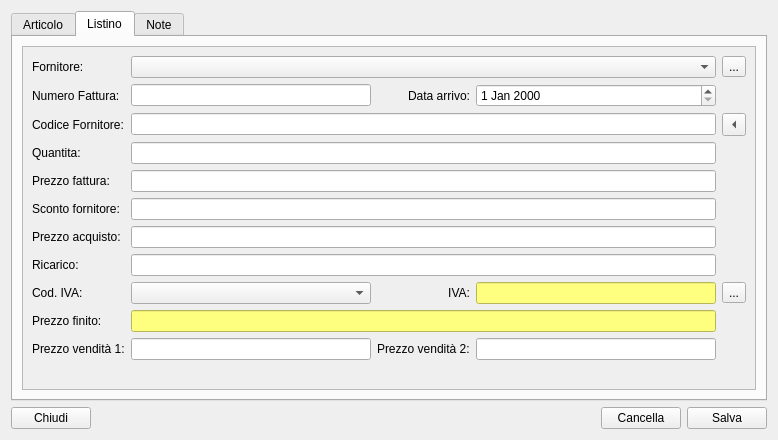
Above: moduleMagazzino/articolodialog.ui from kvsd/Gestionale before the change. Below: the same form after it.
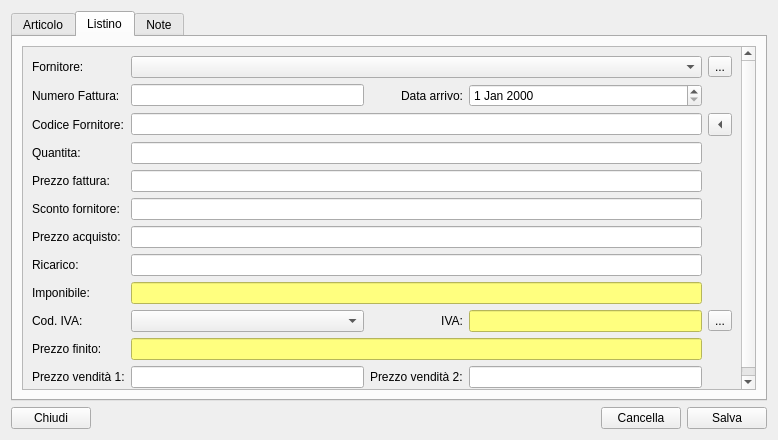
That is the form after the change. The open tabs and pages were chosen to show the change.

Commit message: Aggiunto campo imponibile in module Magazzino.

The edit to the form file:
```diff
--- a/moduleMagazzino/articolodialog.ui
+++ b/moduleMagazzino/articolodialog.ui
@@ -228,14 +228,27 @@
            <rect>
             <x>0</x>
             <y>0</y>
-            <width>736</width>
-            <height>342</height>
+            <width>722</width>
+            <height>369</height>
            </rect>
           </property>
           <layout class="QVBoxLayout" name="verticalLayout">
            <item>
             <layout class="QGridLayout" name="gridLayout_3">
-             <item row="8" column="3">
+             <item row="2" column="1" colspan="3">
+              <widget class="QLineEdit" name="codFornitoreLE"/>
+             </item>
+             <item row="9" column="0">
+              <widget class="QLabel" name="label_16">
+               <property name="text">
+                <string>Cod. IVA:</string>
+               </property>
+               <property name="buddy">
+                <cstring>codivaCB</cstring>
+               </property>
+              </widget>
+             </item>
+             <item row="9" column="3">
               <widget class="QLineEdit" name="ivaLE">
                <property name="styleSheet">
                 <string notr="true">background-color: rgb(255, 255, 127);</string>
@@ -252,7 +265,7 @@
                </property>
               </widget>
              </item>
-             <item row="11" column="1">
+             <item row="12" column="1">
               <widget class="QLineEdit" name="prezzoVendita1LE">
                <property name="styleSheet">
                 <string notr="true"/>
@@ -291,7 +304,7 @@
                </property>
               </widget>
              </item>
-             <item row="8" column="2">
+             <item row="9" column="2">
               <widget class="QLabel" name="label_25">
                <property name="text">
                 <string>IVA:</string>
@@ -314,7 +327,7 @@
                </property>
               </widget>
              </item>
-             <item row="8" column="4">
+             <item row="9" column="4">
               <widget class="QToolButton" name="ivaDlgPB">
                <property name="text">
                 <string>...</string>
@@ -327,10 +340,13 @@
              <item row="0" column="1" colspan="3">
               <widget class="QComboBox" name="fornitoreCB"/>
              </item>
-             <item row="8" column="1">
+             <item row="9" column="1">
               <widget class="QComboBox" name="codivaCB"/>
              </item>
-             <item row="10" column="0">
+             <item row="12" column="3">
+              <widget class="QLineEdit" name="prezzoVendita2LE"/>
+             </item>
+             <item row="11" column="0">
               <widget class="QLabel" name="label_23">
                <property name="text">
                 <string>Prezzo finito:</string>
@@ -350,29 +366,6 @@
                </property>
               </widget>
              </item>
-             <item row="11" column="3">
-              <widget class="QLineEdit" name="prezzoVendita2LE"/>
-             </item>
-             <item row="7" column="0">
-              <widget class="QLabel" name="label_17">
-               <property name="text">
-                <string>Ricarico:</string>
-               </property>
-               <property name="buddy">
-                <cstring>ricaricoLE</cstring>
-               </property>
-              </widget>
-             </item>
-             <item row="8" column="0">
-              <widget class="QLabel" name="label_16">
-               <property name="text">
-                <string>Cod. IVA:</string>
-               </property>
-               <property name="buddy">
-                <cstring>codivaCB</cstring>
-               </property>
-              </widget>
-             </item>
              <item row="4" column="1" colspan="3">
               <widget class="QLineEdit" name="prezzoFatturaLE">
                <property name="placeholderText">
@@ -380,10 +373,17 @@
                </property>
               </widget>
              </item>
-             <item row="2" column="1" colspan="3">
-              <widget class="QLineEdit" name="codFornitoreLE"/>
+             <item row="7" column="0">
+              <widget class="QLabel" name="label_17">
+               <property name="text">
+                <string>Ricarico:</string>
+               </property>
+               <property name="buddy">
+                <cstring>ricaricoLE</cstring>
+               </property>
+              </widget>
              </item>
-             <item row="11" column="0">
+             <item row="12" column="0">
               <widget class="QLabel" name="label_24">
                <property name="text">
                 <string>Prezzo vendità 1:</string>
@@ -403,7 +403,7 @@
                </property>
               </widget>
              </item>
-             <item row="11" column="2">
+             <item row="12" column="2">
               <widget class="QLabel" name="label_22">
                <property name="text">
                 <string>Prezzo vendità 2:</string>
@@ -413,7 +413,7 @@
                </property>
               </widget>
              </item>
-             <item row="10" column="1" colspan="3">
+             <item row="11" column="1" colspan="3">
               <widget class="QLineEdit" name="prezzoFinitoLE">
                <property name="styleSheet">
                 <string notr="true">background-color: rgb(255, 255, 127);</string>
@@ -440,6 +440,9 @@
                </property>
               </widget>
              </item>
+             <item row="1" column="1">
+              <widget class="QLineEdit" name="fatturaLE"/>
+             </item>
              <item row="2" column="4">
               <widget class="QToolButton" name="copyCodArtPB">
                <property name="toolTip">
@@ -463,8 +466,8 @@
                </property>
               </widget>
              </item>
-             <item row="1" column="1">
-              <widget class="QLineEdit" name="fatturaLE"/>
+             <item row="1" column="3">
+              <widget class="QDateEdit" name="dataLE"/>
              </item>
              <item row="1" column="2">
               <widget class="QLabel" name="label_10">
@@ -479,8 +482,25 @@
                </property>
               </widget>
              </item>
-             <item row="1" column="3">
-              <widget class="QDateEdit" name="dataLE"/>
+             <item row="8" column="1" colspan="3">
+              <widget class="QLineEdit" name="imponibileLE">
+               <property name="styleSheet">
+                <string notr="true">background-color: rgb(255, 255, 127);</string>
+               </property>
+               <property name="readOnly">
+                <bool>true</bool>
+               </property>
+              </widget>
+             </item>
+             <item row="8" column="0">
+              <widget class="QLabel" name="label_12">
+               <property name="text">
+                <string>Imponibile:</string>
+               </property>
+               <property name="buddy">
+                <cstring>imponibileLE</cstring>
+               </property>
+              </widget>
              </item>
             </layout>
            </item>
```
Left out of the diff: 49 changed lines with no effect on the pictures. The commit also changes 3 other files.
